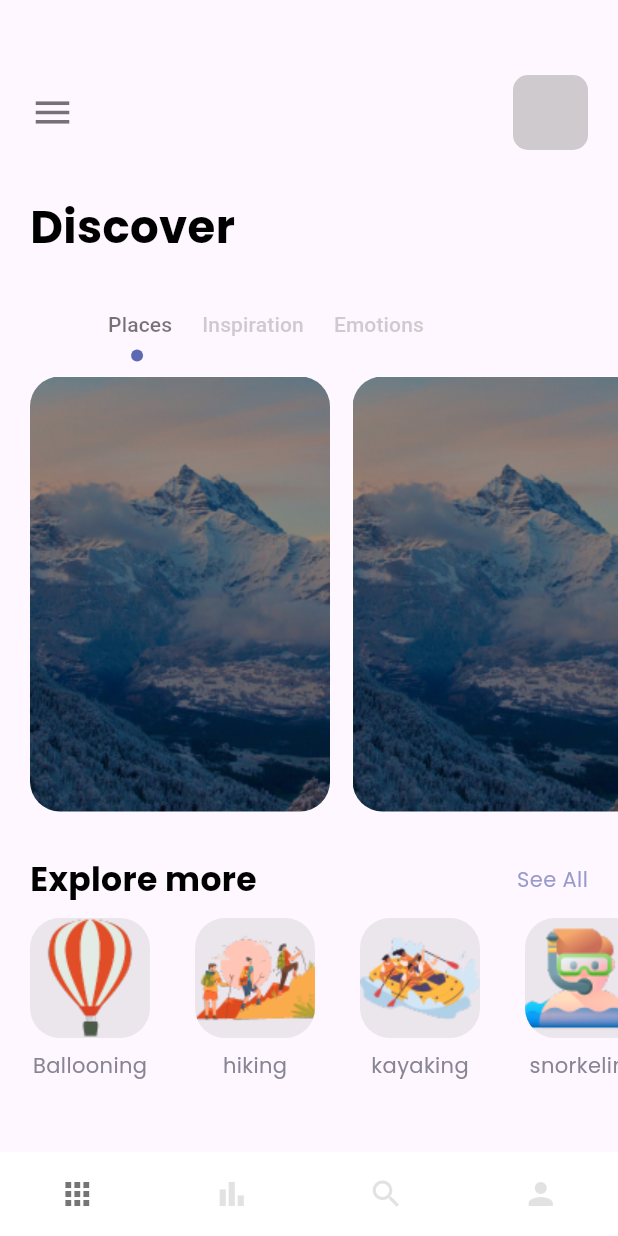
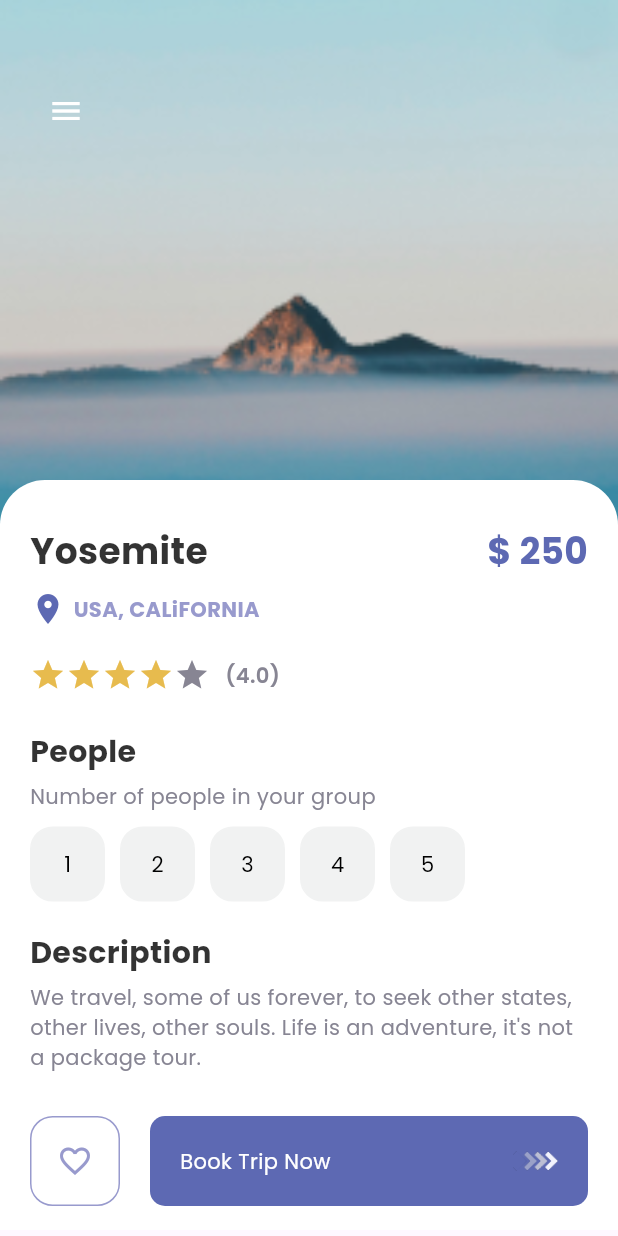
Before and after one commit to mobasaradev/gurte_jaba, a Flutter app: the screen it shows after launch, on a phone screen of 412 x 824 dp. Run offline on Flutter 3.47's test engine with Material 2 defaults, Android fonts, the phone set to English and light mode, and no system bars; our stand-ins replace google_fonts.

Commit message:
Added Tour Detail page with customize widget

```diff
--- a/lib/app.dart
+++ b/lib/app.dart
@@ -1,5 +1,5 @@
 import 'package:flutter/material.dart';
-import 'package:gurte_jaba/modules/main/view/main_page.dart';
+import 'package:gurte_jaba/modules/detail/view/detail_page.dart';
 
 class MyApp extends StatelessWidget {
   const MyApp({super.key});
@@ -7,12 +7,13 @@ class MyApp extends StatelessWidget {
   @override
   Widget build(BuildContext context) {
     return MaterialApp(
+      debugShowCheckedModeBanner: false,
       title: 'Gurte Jaba',
       theme: ThemeData(
         colorScheme: ColorScheme.fromSeed(seedColor: Colors.deepPurple),
         useMaterial3: true,
       ),
-      home: const MainPage(),
+      home: const DetailPage(),
     );
   }
 }
--- /dev/null
+++ b/lib/modules/detail/view/detail_page.dart
@@ -0,0 +1,223 @@
+import 'package:flutter/material.dart';
+import 'package:gurte_jaba/modules/detail/widgets/custom_button.dart';
+import 'package:gurte_jaba/modules/widgets/custom_button.dart';
+import 'package:gurte_jaba/theme/app_color_theme.dart';
+import 'package:gurte_jaba/theme/app_text_theme.dart';
+import 'package:gurte_jaba/utils/asset_paths.dart';
+
+class DetailPage extends StatefulWidget {
+  const DetailPage({super.key});
+
+  @override
+  State<DetailPage> createState() => _DetailPageState();
+}
+
+class _DetailPageState extends State<DetailPage> {
+  int gottenStar = 4;
+  int selectedIndex = -1;
+  @override
+  Widget build(BuildContext context) {
+    return Scaffold(
+      body: SizedBox(
+        width: double.maxFinite,
+        height: double.maxFinite,
+        child: Stack(
+          children: [
+            Positioned(
+              left: 0,
+              right: 0,
+              child: Container(
+                width: double.maxFinite,
+                height: 350,
+                decoration: const BoxDecoration(
+                  image: DecorationImage(
+                    image: AssetImage(AssetPaths.mountain2),
+                    fit: BoxFit.cover,
+                  ),
+                ),
+              ),
+            ),
+            Positioned(
+              left: 20,
+              top: 50,
+              child: Row(
+                children: [
+                  IconButton(
+                    onPressed: () {},
+                    icon: const Icon(Icons.menu),
+                    color: Colors.white,
+                  ),
+                ],
+              ),
+            ),
+            Positioned(
+              top: 320,
+              child: Container(
+                padding: const EdgeInsets.only(
+                  top: 30,
+                  left: 20,
+                  right: 20,
+                ),
+                width: MediaQuery.sizeOf(context).width,
+                height: 500,
+                decoration: const BoxDecoration(
+                  color: Colors.white,
+                  borderRadius: BorderRadius.only(
+                      topLeft: Radius.circular(30),
+                      topRight: Radius.circular(30)),
+                ),
+                child: Column(
+                  crossAxisAlignment: CrossAxisAlignment.start,
+                  mainAxisAlignment: MainAxisAlignment.start,
+                  children: [
+                    Row(
+                      mainAxisAlignment: MainAxisAlignment.spaceBetween,
+                      children: [
+                        Text(
+                          "Yosemite",
+                          style: AppTextTheme.common.headlineLarge!.copyWith(
+                            color: Colors.black.withOpacity(0.8),
+                            fontSize: 24,
+                          ),
+                        ),
+                        Text(
+                          "\$ 250",
+                          style: AppTextTheme.common.headlineLarge!.copyWith(
+                            color: AppColorTheme.mainColor,
+                            fontSize: 24,
+                          ),
+                        ),
+                      ],
+                    ),
+                    const SizedBox(height: 10),
+                    Row(
+                      children: [
+                        const Icon(
+                          Icons.location_on,
+                          color: AppColorTheme.mainColor,
+                        ),
+                        const SizedBox(width: 5),
+                        Text(
+                          "USA, CALiFORNIA",
+                          style: AppTextTheme.common.bodySmall!.copyWith(
+                            fontWeight: FontWeight.w700,
+                            color: AppColorTheme.textColor1,
+                          ),
+                        ),
+                      ],
+                    ),
+                    const SizedBox(height: 20),
+                    Row(
+                      children: [
+                        Wrap(
+                          children: List.generate(
+                            5,
+                            (index) => Icon(
+                              Icons.star,
+                              color: gottenStar > index
+                                  ? AppColorTheme.starColor
+                                  : AppColorTheme.textColor2,
+                            ),
+                          ),
+                        ),
+                        const SizedBox(width: 10),
+                        Text(
+                          "(4.0)",
+                          style: AppTextTheme.common.bodySmall!.copyWith(
+                            fontWeight: FontWeight.w600,
+                            color: AppColorTheme.textColor2,
+                          ),
+                        ),
+                      ],
+                    ),
+                    const SizedBox(height: 25),
+                    Text(
+                      "People",
+                      style: AppTextTheme.common.headlineLarge!.copyWith(
+                        color: Colors.black.withOpacity(.8),
+                        fontSize: 20,
+                      ),
+                    ),
+                    const SizedBox(height: 5),
+                    Text(
+                      "Number of people in your group",
+                      style: AppTextTheme.common.bodySmall!.copyWith(
+                        color: AppColorTheme.textColor2,
+                      ),
+                    ),
+                    const SizedBox(height: 10),
+                    Wrap(
+                      children: List.generate(
+                        5,
+                        (index) => InkWell(
+                          onTap: () {
+                            setState(() {
+                              selectedIndex = index;
+                            });
+                          },
+                          child: Container(
+                            margin: const EdgeInsets.only(right: 10),
+                            child: CustomContainerButton(
+                              color: selectedIndex == index
+                                  ? Colors.white
+                                  : Colors.black,
+                              borderColor: selectedIndex == index
+                                  ? Colors.black
+                                  : AppColorTheme.buttonBackGround,
+                              bgColor: selectedIndex == index
+                                  ? Colors.black
+                                  : AppColorTheme.buttonBackGround,
+                              size: 50,
+                              text: (index + 1).toString(),
+                            ),
+                          ),
+                        ),
+                      ),
+                    ),
+                    const SizedBox(height: 20),
+                    Text(
+                      "Description",
+                      style: AppTextTheme.common.headlineLarge!.copyWith(
+                        color: Colors.black.withOpacity(.8),
+                        fontSize: 20,
+                      ),
+                    ),
+                    const SizedBox(height: 5),
+                    Text(
+                      "We travel, some of us forever, to seek other states, other lives, other souls. Life is an adventure, it's not a package tour.",
+                      style: AppTextTheme.common.bodySmall!.copyWith(
+                        color: AppColorTheme.textColor2,
+                      ),
+                    ),
+                  ],
+                ),
+              ),
+            ),
+            const Positioned(
+              bottom: 20,
+              left: 20,
+              right: 20,
+              child: Row(
+                mainAxisAlignment: MainAxisAlignment.spaceBetween,
+                children: [
+                  CustomContainerButton(
+                    color: AppColorTheme.textColor1,
+                    borderColor: AppColorTheme.textColor1,
+                    bgColor: Colors.white,
+                    size: 60,
+                    isIcon: true,
+                    icon: Icons.favorite_border,
+                  ),
+                  SizedBox(width: 20),
+                  CustomButton(
+                    isResponsive: true,
+                  ),
+                ],
+              ),
+            ),
+          ],
+        ),
+      ),
+    );
+  }
+}
--- /dev/null
+++ b/lib/modules/detail/widgets/custom_button.dart
@@ -0,0 +1,53 @@
+import 'package:flutter/material.dart';
+import 'package:gurte_jaba/theme/app_text_theme.dart';
+
+class CustomContainerButton extends StatelessWidget {
+  const CustomContainerButton({
+    super.key,
+    required this.color,
+    required this.borderColor,
+    required this.bgColor,
+    required this.size,
+    this.text = '',
+    this.icon,
+    this.isIcon = false,
+  });
+  final Color color;
+  final Color borderColor;
+  final Color bgColor;
+  final double size;
+  final String? text;
+  final IconData? icon;
+  final bool isIcon;
+
+  @override
+  Widget build(BuildContext context) {
+    return Container(
+      width: size,
+      height: size,
+      decoration: BoxDecoration(
+        borderRadius: BorderRadius.circular(15),
+        color: bgColor,
+        border: Border.all(
+          color: borderColor,
+          width: 1,
+        ),
+      ),
+      child: isIcon == false
+          ? Center(
+              child: Text(
+                text!,
+                style: AppTextTheme.common.bodySmall!.copyWith(
+                  color: color,
+                ),
+              ),
+            )
+          : Center(
+              child: Icon(
+                icon,
+                color: color,
+              ),
+            ),
+    );
+  }
+}
--- a/lib/modules/main/view/navPages/home_page.dart
+++ b/lib/modules/home/view/navPages/main_page.dart
@@ -1,8 +1,9 @@
 import 'package:flutter/material.dart';
-import 'package:gurte_jaba/modules/main/widgets/custom_explore.dart';
-import 'package:gurte_jaba/modules/main/widgets/custom_tab_bar.dart';
+import 'package:gurte_jaba/modules/home/widgets/custom_explore.dart';
+import 'package:gurte_jaba/modules/home/widgets/custom_tab_bar.dart';
 import 'package:gurte_jaba/theme/app_color_theme.dart';
 import 'package:gurte_jaba/theme/app_text_theme.dart';
+import 'package:gurte_jaba/utils/asset_paths.dart';
 
 class HomePage extends StatelessWidget {
   const HomePage({super.key});
@@ -11,7 +12,7 @@ class HomePage extends StatelessWidget {
   Widget build(BuildContext context) {
     return Scaffold(
       body: Padding(
-        padding: const EdgeInsets.only(top: 50, left: 20),
+        padding: const EdgeInsets.only(top: 60, left: 20),
         child: Column(
           crossAxisAlignment: CrossAxisAlignment.start,
           children: [
@@ -31,22 +32,25 @@ class HomePage extends StatelessWidget {
                     height: 50,
                     decoration: BoxDecoration(
                       borderRadius: BorderRadius.circular(10),
-                      color: Colors.grey.withOpacity(0.5),
+                      image: const DecorationImage(
+                        image: AssetImage(AssetPaths.snorkeling),
+                      ),
+                      color: Colors.grey.withOpacity(0.2),
                     ),
                   )
                 ],
               ),
             ),
-            const SizedBox(height: 30),
+            const SizedBox(height: 40),
             // Discover text
             Text(
               'Discover',
               style: AppTextTheme.common.headlineLarge,
             ),
-            const SizedBox(height: 20),
+            const SizedBox(height: 30),
             // Tab Bar
             const CustomTabBar(),
-            const SizedBox(height: 30),
+            const SizedBox(height: 40),
             Row(
               mainAxisAlignment: MainAxisAlignment.spaceBetween,
               children: [
--- /dev/null
+++ b/lib/modules/home/widgets/custom_tab_bar.dart
@@ -0,0 +1,114 @@
+import 'package:flutter/material.dart';
+import 'package:gurte_jaba/theme/app_color_theme.dart';
+import 'package:gurte_jaba/theme/app_text_theme.dart';
+import 'package:gurte_jaba/utils/asset_paths.dart';
+
+import 'indecator_printer.dart';
+
+class CustomTabBar extends StatefulWidget {
+  const CustomTabBar({super.key});
+
+  @override
+  State<CustomTabBar> createState() => _CustomTabBarState();
+}
+
+class _CustomTabBarState extends State<CustomTabBar>
+    with TickerProviderStateMixin {
+  @override
+  Widget build(BuildContext context) {
+    TabController tabController = TabController(length: 3, vsync: this);
+    final images = [
+      AssetPaths.mountain,
+      AssetPaths.mountain1,
+      AssetPaths.mountain2,
+    ];
+    return Column(
+      children: [
+        Align(
+          alignment: Alignment.centerLeft,
+          child: TabBar(
+            controller: tabController,
+            labelColor: Colors.black54,
+            unselectedLabelColor: Colors.grey.withOpacity(0.5),
+            isScrollable: true,
+            labelPadding: const EdgeInsets.only(right: 20),
+            indicatorSize: TabBarIndicatorSize.label,
+            indicator: const CircleTabIndicator(
+              color: AppColorTheme.mainColor,
+              radius: 4,
+            ),
+            dividerColor: Colors.transparent,
+            tabs: const [
+              Tab(text: 'Places'),
+              Tab(text: 'Inspiration'),
+              Tab(text: 'Emotions'),
+            ],
+          ),
+        ),
+        SizedBox(
+          width: double.maxFinite,
+          height: 300,
+          child: TabBarView(
+            controller: tabController,
+            children: [
+              for (var i = 1; i <= images.length; i++)
+                ListView.builder(
+                  itemCount: images.length,
+                  scrollDirection: Axis.horizontal,
+                  itemBuilder: (context, index) => Container(
+                    alignment: Alignment.bottomLeft,
+                    padding: const EdgeInsets.only(bottom: 10, left: 10),
+                    margin: const EdgeInsets.only(
+                      right: 15,
+                      top: 10,
+                    ),
+                    width: 200,
+                    height: 300,
+                    decoration: BoxDecoration(
+                      borderRadius: BorderRadius.circular(20),
+                      color: Colors.white,
+                      image: DecorationImage(
+                        image: AssetImage(images.elementAt(index)),
+                        fit: BoxFit.cover,
+                      ),
+                    ),
+                    child: Column(
+                      mainAxisAlignment: MainAxisAlignment.end,
+                      crossAxisAlignment: CrossAxisAlignment.start,
+                      children: [
+                        Row(
+                          children: [
+                            const Icon(
+                              Icons.location_on_outlined,
+                              color: Colors.white,
+                            ),
+                            Text(
+                              "Place Name",
+                              style: AppTextTheme.common.bodySmall?.copyWith(
+                                color: Colors.white,
+                                fontSize: 14,
+                              ),
+                            ),
+                          ],
+                        ),
+                        Padding(
+                          padding: const EdgeInsets.only(left: 10),
+                          child: Text(
+                            "City, Country",
+                            style: AppTextTheme.common.bodySmall?.copyWith(
+                              color: Colors.grey,
+                              fontSize: 12,
+                            ),
+                          ),
+                        ),
+                      ],
+                    ),
+                  ),
+                ),
+            ],
+          ),
+        ),
+      ],
+    );
+  }
+}
--- a/lib/modules/main/widgets/custom_tab_bar.dart
+++ /dev/null
@@ -1,80 +0,0 @@
-import 'package:flutter/material.dart';
-import 'package:gurte_jaba/theme/app_color_theme.dart';
-import 'package:gurte_jaba/utils/asset_paths.dart';
-
-import 'indecator_printer.dart';
-
-class CustomTabBar extends StatefulWidget {
-  const CustomTabBar({super.key});
-
-  @override
-  State<CustomTabBar> createState() => _CustomTabBarState();
-}
-
-class _CustomTabBarState extends State<CustomTabBar>
-    with TickerProviderStateMixin {
-  @override
-  Widget build(BuildContext context) {
-    TabController tabController = TabController(length: 3, vsync: this);
-    return Column(
-      children: [
-        Container(
-          child: Align(
-            alignment: Alignment.centerLeft,
-            child: TabBar(
-              controller: tabController,
-              labelColor: Colors.black54,
-              unselectedLabelColor: Colors.grey.withOpacity(0.5),
-              isScrollable: true,
-              labelPadding: const EdgeInsets.only(right: 20),
-              indicatorSize: TabBarIndicatorSize.label,
-              indicator: const CircleTabIndicator(
-                color: AppColorTheme.mainColor,
-                radius: 4,
-              ),
-              dividerColor: Colors.transparent,
-              tabs: const [
-                Tab(text: 'Places'),
-                Tab(text: 'Inspiration'),
-                Tab(text: 'Emotions'),
-              ],
-            ),
-          ),
-        ),
-        SizedBox(
-          width: double.maxFinite,
-          height: 300,
-          child: TabBarView(
-            controller: tabController,
-            children: [
-              ListView.builder(
-                itemCount: 3,
-                scrollDirection: Axis.horizontal,
-                itemBuilder: (context, index) => Container(
-                  margin: const EdgeInsets.only(
-                    right: 15,
-                    top: 10,
-                  ),
-                  width: 200,
-                  height: 300,
-                  decoration: BoxDecoration(
-                    borderRadius: BorderRadius.circular(20),
-                    color: Colors.white,
-                    image: const DecorationImage(
-                      image: AssetImage(
-                        AssetPaths.mountain,
-                      ),
-                      fit: BoxFit.cover,
-                    ),
-                  ),
-                ),
-              ),
-              const Text('There'),
-              const Text('bye'),
-            ],
-          ),
-        ),
-      ],
-    );
-  }
-}
--- a/lib/modules/welcome/view/welcome_page.dart
+++ b/lib/modules/welcome/view/welcome_page.dart
@@ -1,5 +1,5 @@
 import 'package:flutter/material.dart';
-import 'package:gurte_jaba/modules/welcome/widgets/custom_button.dart';
+import 'package:gurte_jaba/modules/widgets/custom_button.dart';
 import 'package:gurte_jaba/theme/app_color_theme.dart';
 import 'package:gurte_jaba/theme/app_text_theme.dart';
 import 'package:gurte_jaba/utils/asset_paths.dart';
--- a/lib/modules/welcome/widgets/custom_button.dart
+++ /dev/null
@@ -1,34 +0,0 @@
-import 'package:flutter/material.dart';
-import 'package:gurte_jaba/theme/app_color_theme.dart';
-import 'package:gurte_jaba/utils/asset_paths.dart';
-
-class CustomButton extends StatelessWidget {
-  const CustomButton({
-    super.key,
-    this.isResponsive = false,
-    this.widget,
-  });
-  final bool? isResponsive;
-  final double? widget;
-
-  @override
-  Widget build(BuildContext context) {
-    return Container(
-      width: widget,
-      height: 60,
-      decoration: BoxDecoration(
-        borderRadius: BorderRadius.circular(10),
-        color: AppColorTheme.mainColor,
-      ),
-      child: Row(
-        mainAxisAlignment: MainAxisAlignment.center,
-        children: [
-          Image.asset(
-            AssetPaths.btnIcon,
-            width: 30,
-          )
-        ],
-      ),
-    );
-  }
-}
--- /dev/null
+++ b/lib/modules/widgets/custom_button.dart
@@ -0,0 +1,52 @@
+import 'package:flutter/material.dart';
+import 'package:gurte_jaba/theme/app_color_theme.dart';
+import 'package:gurte_jaba/theme/app_text_theme.dart';
+import 'package:gurte_jaba/utils/asset_paths.dart';
+
+class CustomButton extends StatelessWidget {
+  const CustomButton({
+    super.key,
+    this.isResponsive = false,
+    this.widget = 120,
+  });
+  final bool? isResponsive;
+  final double? widget;
+
+  @override
+  Widget build(BuildContext context) {
+    return Flexible(
+      child: Container(
+        width: isResponsive == true ? double.maxFinite : widget,
+        height: 60,
+        decoration: BoxDecoration(
+          borderRadius: BorderRadius.circular(10),
+          color: AppColorTheme.mainColor,
+        ),
+        child: Row(
+          mainAxisAlignment: isResponsive == true
+              ? MainAxisAlignment.spaceBetween
+              : MainAxisAlignment.center,
+          children: [
+            isResponsive == true
+                ? Padding(
+                    padding: const EdgeInsets.only(left: 20),
+                    child: Text(
+                      "Book Trip Now",
+                      style: AppTextTheme.common.bodySmall!.copyWith(
+                        color: Colors.white,
+                      ),
+                    ),
+                  )
+                : Container(),
+            isResponsive == true
+                ? Padding(
+                    padding: const EdgeInsets.only(right: 20),
+                    child: Image.asset(AssetPaths.btnIcon, width: 30),
+                  )
+                : Image.asset(AssetPaths.btnIcon, width: 30)
+          ],
+        ),
+      ),
+    );
+  }
+}
```
Also changed, not shown: lib/modules/home/view/home_page.dart (renamed from lib/modules/main/view/main_page.dart, +4 -4 lines), lib/modules/home/view/navPages/bar_page.dart (renamed from lib/modules/main/view/navPages/bar_page.dart), lib/modules/home/view/navPages/profile_page.dart (renamed from lib/modules/main/view/navPages/profile_page.dart), lib/modules/home/view/navPages/search_page.dart (renamed from lib/modules/main/view/navPages/search_page.dart), lib/modules/home/widgets/custom_explore.dart (renamed from lib/modules/main/widgets/custom_explore.dart), lib/modules/home/widgets/indecator_printer.dart (renamed from lib/modules/main/widgets/indecator_printer.dart).
